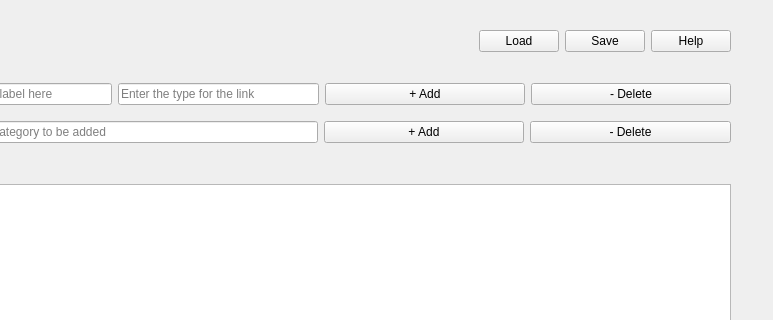
Above: pasta_eln/GUI/ontology_configuration/ontology_configuration.ui from PASTA-ELN/pasta-eln before the change; both pictures show x 470 to 1243 and y 0 to 320 of the 1243 by 874 pixel window. Below: the same form after it.
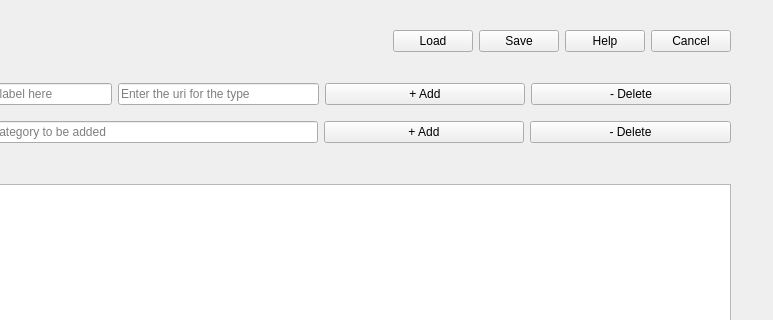
That is the form after the change.

Commit message: - Reverted the removal of cancel button

```diff
--- a/pasta_eln/GUI/ontology_configuration/ontology_configuration.ui
+++ b/pasta_eln/GUI/ontology_configuration/ontology_configuration.ui
@@ -295,7 +295,7 @@
             <string>Enter the link/url to be associated with this data-type</string>
            </property>
            <property name="placeholderText">
-            <string>Enter the type for the link</string>
+            <string>Enter the uri for the type</string>
            </property>
           </widget>
          </item>
@@ -514,6 +514,16 @@
            </property>
           </widget>
          </item>
+         <item>
+          <widget class="QPushButton" name="cancelPushButton">
+           <property name="toolTip">
+            <string>Close the editor</string>
+           </property>
+           <property name="text">
+            <string>Cancel</string>
+           </property>
+          </widget>
+         </item>
         </layout>
        </item>
       </layout>
```
The commit also changes 1 other file.
